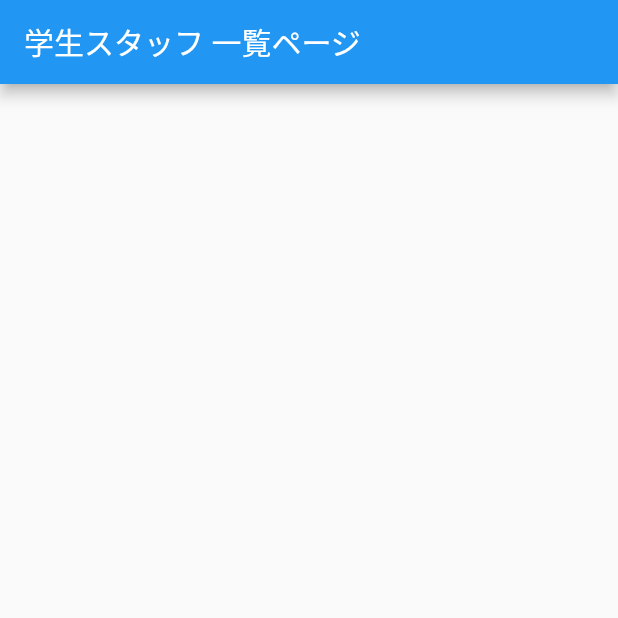
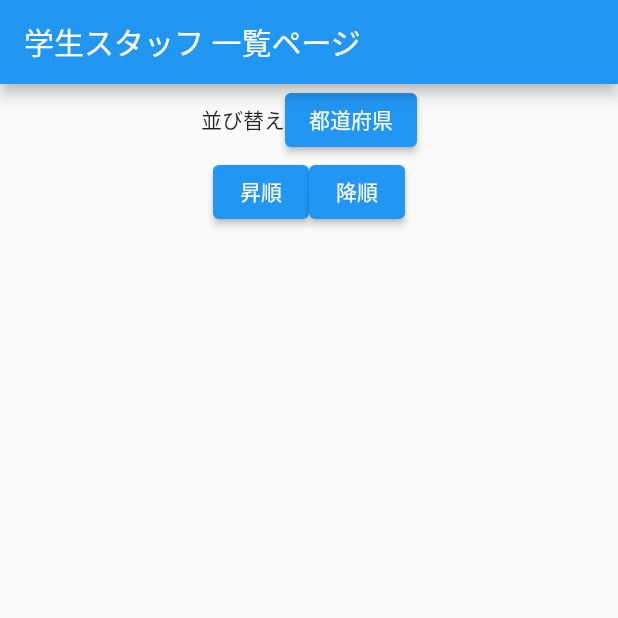
Before and after one commit to takaoS/terakoya_staff_intro_site, a Flutter app: the screen it shows after launch, on a phone screen of 412 x 824 dp, the top half of it. Run offline on Flutter 3.47's test engine with Material 2 defaults, Android fonts, the phone set to English and light mode, and no system bars; our stand-ins replace cloud_firestore, firebase_core; accounts and stored records are empty.

Commit message:
[add] ソート機能を追加
学生スタッフのリストページにて、ソート機能を実装。まずは都道府県のアイウエオ順及び昇順・降順のみ。後ほど、都道府県番号順に変更予定。他のソート基準も追加予定。

```diff
--- a/lib/component_staff_list.dart
+++ b/lib/component_staff_list.dart
@@ -4,6 +4,12 @@ import 'package:terakoya_staff_intro_site/page_staff_detail.dart';
 import 'package:terakoya_staff_intro_site/model/staff_model.dart';
 
 class StaffListComponent extends StatefulWidget {
+  var sort;
+  var isDescending;
+  StaffListComponent(sort, isDescending) {
+    this.sort = sort;
+    this.isDescending = isDescending;
+  }
   @override
   _StaffListComponentState createState() => _StaffListComponentState();
 }
@@ -12,7 +18,10 @@ class _StaffListComponentState extends State<StaffListComponent> {
   @override
   Widget build(BuildContext context) {
     return StreamBuilder<QuerySnapshot>(
-      stream: FirebaseFirestore.instance.collection('staff').snapshots(),
+      stream: FirebaseFirestore.instance
+          .collection('staff')
+          .orderBy(widget.sort, descending: widget.isDescending)
+          .snapshots(),
       builder: (context, snapshot) {
         if (snapshot.hasError) {
           return Text(('something went wrong'));
--- a/lib/model/staff_model.dart
+++ b/lib/model/staff_model.dart
@@ -11,7 +11,7 @@ extension StaffExtention on Staff {
   static final staffColNames = {
     Staff.SkillTeam: 'スキルチーム',
     Staff.Terakoya: '寺子屋',
-    Staff.prefectures: '活動する都道府県',
+    Staff.prefectures: '都道府県',
     Staff.fullName: '名前',
     Staff.fullName_katakana: 'フリガナ',
   };
--- a/lib/page_staff_list.dart
+++ b/lib/page_staff_list.dart
@@ -1,5 +1,6 @@
 import 'package:flutter/material.dart';
 import 'package:terakoya_staff_intro_site/component_staff_list.dart';
+import 'package:terakoya_staff_intro_site/model/staff_model.dart';
 
 class StaffListPage extends StatefulWidget {
   @override
@@ -7,13 +8,60 @@ class StaffListPage extends StatefulWidget {
 }
 
 class _StaffListPageState extends State<StaffListPage> {
+  var sort;
+  bool isDescending = false;
+
+  @override
+  void initState() {
+    sort = Staff.prefectures.castToString();
+    super.initState();
+  }
+
   @override
   Widget build(BuildContext context) {
     return Scaffold(
       appBar: AppBar(
         title: Text('学生スタッフ 一覧ページ'),
       ),
-      body: StaffListComponent(),
+      body: Center(
+        child: Column(
+          mainAxisAlignment: MainAxisAlignment.center,
+          children: [
+            Row(
+              mainAxisAlignment: MainAxisAlignment.center,
+              children: [
+                Text('並び替え'),
+                ElevatedButton(
+                  child: Text(Staff.prefectures.staffColName),
+                  onPressed: () => setState(() {
+                    sort = Staff.prefectures.castToString();
+                  }),
+                )
+              ],
+            ),
+            Row(
+              mainAxisAlignment: MainAxisAlignment.center,
+              children: [
+                ElevatedButton(
+                  child: Text('昇順'),
+                  onPressed: () => setState(() {
+                    isDescending = false;
+                  }),
+                ),
+                ElevatedButton(
+                  child: Text('降順'),
+                  onPressed: () => setState(() {
+                    isDescending = true;
+                  }),
+                ),
+              ],
+            ),
+            Expanded(
+              child: StaffListComponent(sort, isDescending),
+            )
+          ],
+        ),
+      ),
     );
   }
 }
```
